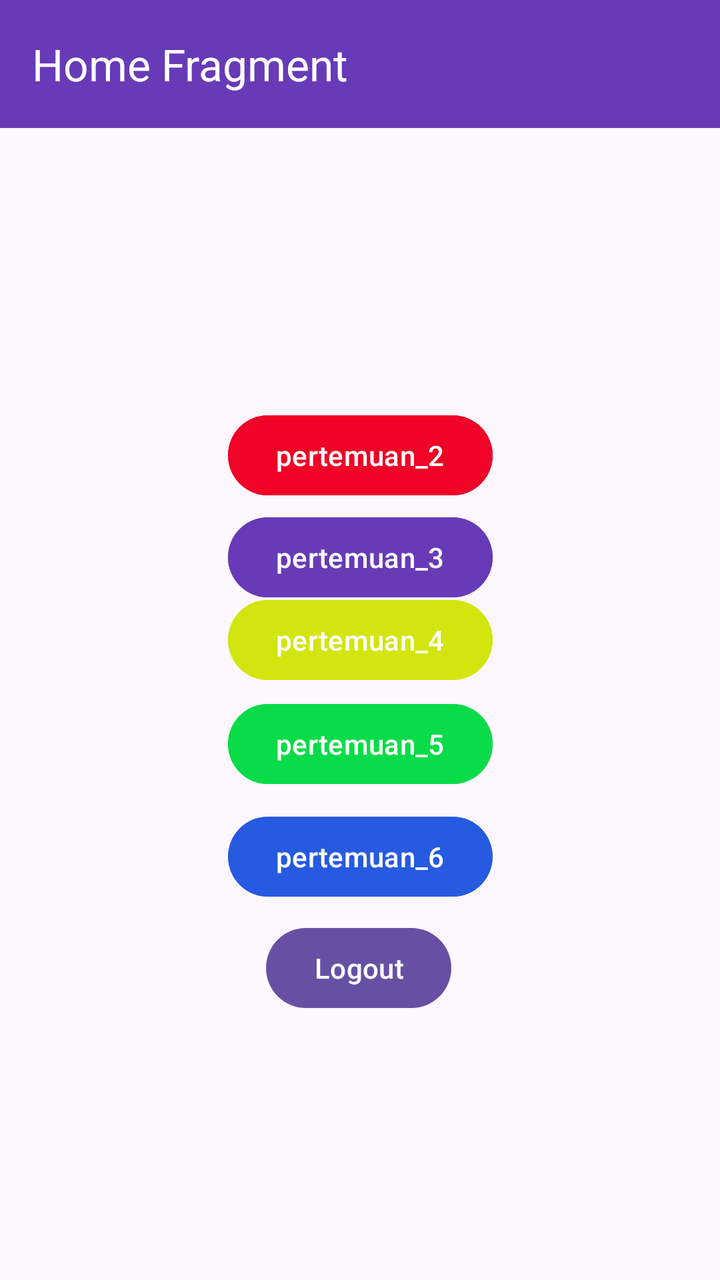
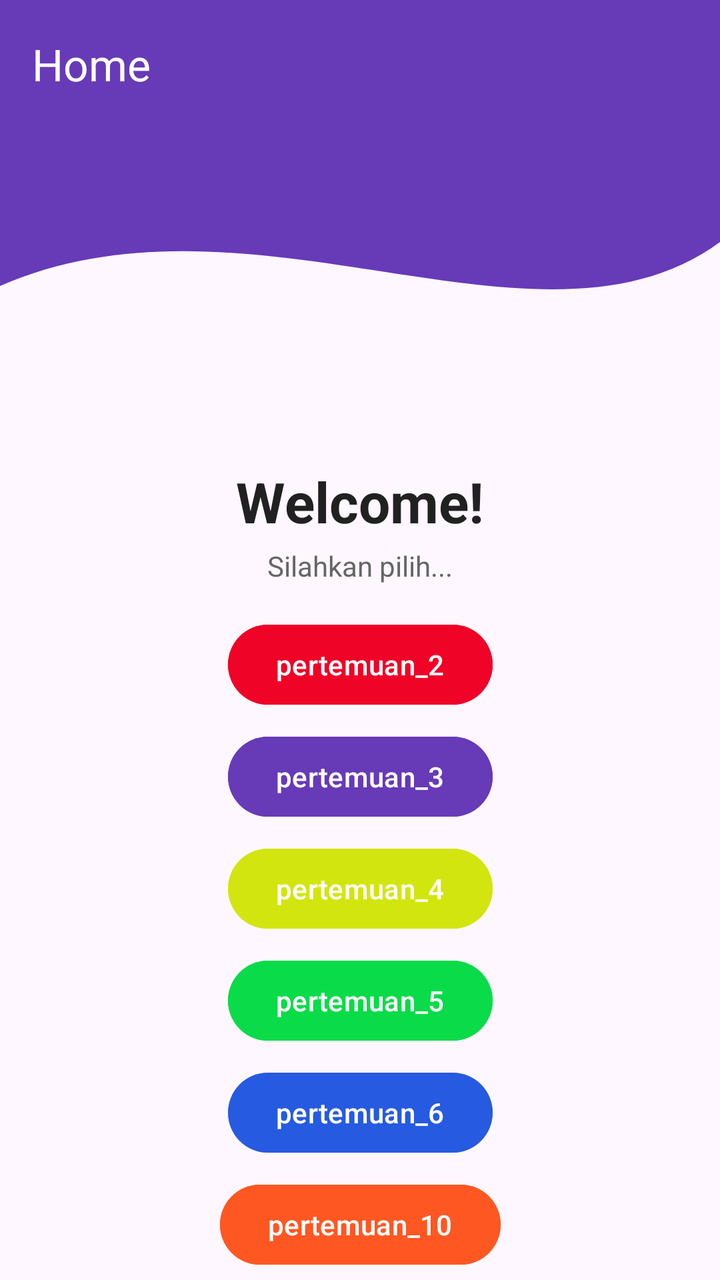

Compare the two renders of this Android layout. The source of the first and the diff that turns it into the second are given below.
<!-- AndroidManifest.xml: application theme Theme.Marsnovrizal -->
<!-- res/layout/fragment_home.xml -->
<?xml version="1.0" encoding="utf-8"?>
<androidx.constraintlayout.widget.ConstraintLayout xmlns:android="http://schemas.android.com/apk/res/android"
    xmlns:tools="http://schemas.android.com/tools"
    android:layout_width="match_parent"
    android:layout_height="match_parent"
    xmlns:app="http://schemas.android.com/apk/res-auto"
    tools:context=".Home.HomeFragment">

    <androidx.appcompat.widget.Toolbar
        android:id="@+id/toolbar"
        android:layout_width="0dp"
        android:layout_height="?attr/actionBarSize"
        android:background="#673AB7"
        app:title="Home Fragment"
        app:titleTextColor="@android:color/white"
        app:layout_constraintTop_toTopOf="parent"
        app:layout_constraintStart_toStartOf="parent"
        app:layout_constraintEnd_toEndOf="parent" />

    <Button
        android:id="@+id/btnToSecond"
        android:layout_width="wrap_content"
        android:layout_height="wrap_content"
        android:backgroundTint="#EF0327"
        android:text="pertemuan_2"
        app:layout_constraintBottom_toBottomOf="parent"
        app:layout_constraintEnd_toEndOf="parent"
        app:layout_constraintStart_toStartOf="parent"
        app:layout_constraintTop_toTopOf="parent"
        app:layout_constraintVertical_bias="0.344" />

    <Button
        android:id="@+id/btnToThird"
        android:layout_width="wrap_content"
        android:layout_height="wrap_content"
        android:backgroundTint="#673AB7"
        android:text="pertemuan_3"
        app:layout_constraintBottom_toBottomOf="parent"
        app:layout_constraintEnd_toEndOf="parent"
        app:layout_constraintStart_toStartOf="parent"
        app:layout_constraintTop_toTopOf="parent"
        app:layout_constraintVertical_bias="0.43" />

    <Button
        android:id="@+id/btnToFourth"
        android:layout_width="wrap_content"
        android:layout_height="wrap_content"
        android:text="pertemuan_4"
        android:backgroundTint="#F7D3E60F"
        app:layout_constraintBottom_toBottomOf="parent"
        app:layout_constraintEnd_toEndOf="parent"
        app:layout_constraintStart_toStartOf="parent"
        app:layout_constraintTop_toTopOf="parent" />

    <Button
        android:id="@+id/btnToFifth"
        android:layout_width="wrap_content"
        android:layout_height="wrap_content"
        android:backgroundTint="#09DC48"
        android:text="pertemuan_5"
        app:layout_constraintBottom_toBottomOf="parent"
        app:layout_constraintEnd_toEndOf="parent"
        app:layout_constraintStart_toStartOf="parent"
        app:layout_constraintTop_toTopOf="parent"
        app:layout_constraintVertical_bias="0.588" />

    <Button
        android:id="@+id/btnToSixth"
        android:layout_width="wrap_content"
        android:layout_height="wrap_content"
        android:backgroundTint="#A50945DC"
        android:text="pertemuan_6"
        app:layout_constraintBottom_toBottomOf="parent"
        app:layout_constraintEnd_toEndOf="parent"
        app:layout_constraintStart_toStartOf="parent"
        app:layout_constraintTop_toTopOf="parent"
        app:layout_constraintVertical_bias="0.683" />

    <Button
        android:id="@+id/btnLogout"
        android:layout_width="wrap_content"
        android:layout_height="wrap_content"
        android:text="Logout"
        app:layout_constraintBottom_toBottomOf="parent"
        app:layout_constraintEnd_toEndOf="parent"
        app:layout_constraintHorizontal_bias="0.498"
        app:layout_constraintStart_toStartOf="parent"
        app:layout_constraintTop_toTopOf="parent"
        app:layout_constraintVertical_bias="0.777" />

</androidx.constraintlayout.widget.ConstraintLayout>
<!-- resources referenced by this layout -->
<resources>
  <style name="Theme.Marsnovrizal" parent="Base.Theme.Marsnovrizal" />
  <style name="Base.Theme.Marsnovrizal" parent="Theme.Material3.DayNight.NoActionBar">
          
          
      </style>
</resources>

<!-- the commit's change to res/layout/fragment_home.xml (unified diff, before → after) -->
@@ -1,91 +1,130 @@
 <?xml version="1.0" encoding="utf-8"?>
 <androidx.constraintlayout.widget.ConstraintLayout xmlns:android="http://schemas.android.com/apk/res/android"
+    xmlns:app="http://schemas.android.com/apk/res-auto"
     xmlns:tools="http://schemas.android.com/tools"
     android:layout_width="match_parent"
     android:layout_height="match_parent"
-    xmlns:app="http://schemas.android.com/apk/res-auto"
     tools:context=".Home.HomeFragment">
+
+    <View
+        android:id="@+id/background_header"
+        android:layout_width="0dp"
+        android:layout_height="220dp"
+        android:background="@drawable/bg_header_wave"
+        app:layout_constraintEnd_toEndOf="parent"
+        app:layout_constraintStart_toStartOf="parent"
+        app:layout_constraintTop_toTopOf="parent" />
 
     <androidx.appcompat.widget.Toolbar
         android:id="@+id/toolbar"
         android:layout_width="0dp"
         android:layout_height="?attr/actionBarSize"
-        android:background="#673AB7"
-        app:title="Home Fragment"
+        android:background="@android:color/transparent"
+        app:title="Home"
         app:titleTextColor="@android:color/white"
-        app:layout_constraintTop_toTopOf="parent"
+        app:layout_constraintEnd_toEndOf="parent"
         app:layout_constraintStart_toStartOf="parent"
-        app:layout_constraintEnd_toEndOf="parent" />
+        app:layout_constraintTop_toTopOf="parent" />
+
+    <TextView
+        android:id="@+id/tvWelcome"
+        android:layout_width="wrap_content"
+        android:layout_height="wrap_content"
+        android:layout_marginTop="12dp"
+        android:text="Welcome!"
+        android:textColor="#212121"
+        android:textSize="28sp"
+        android:textStyle="bold"
+        app:layout_constraintEnd_toEndOf="parent"
+        app:layout_constraintStart_toStartOf="parent"
+        app:layout_constraintTop_toBottomOf="@+id/background_header" />
+
+    <TextView
+        android:id="@+id/tvSubtitle"
+        android:layout_width="wrap_content"
+        android:layout_height="wrap_content"
+        android:layout_marginTop="4dp"
+        android:text="Silahkan pilih..."
+        android:textColor="#666666"
+        android:textSize="14sp"
+        app:layout_constraintEnd_toEndOf="parent"
+        app:layout_constraintStart_toStartOf="parent"
+        app:layout_constraintTop_toBottomOf="@+id/tvWelcome" />
 
     <Button
         android:id="@+id/btnToSecond"
         android:layout_width="wrap_content"
         android:layout_height="wrap_content"
+        android:layout_marginTop="16dp"
         android:backgroundTint="#EF0327"
         android:text="pertemuan_2"
-        app:layout_constraintBottom_toBottomOf="parent"
         app:layout_constraintEnd_toEndOf="parent"
         app:layout_constraintStart_toStartOf="parent"
-        app:layout_constraintTop_toTopOf="parent"
-        app:layout_constraintVertical_bias="0.344" />
+        app:layout_constraintTop_toBottomOf="@+id/tvSubtitle" />
 
     <Button
         android:id="@+id/btnToThird"
         android:layout_width="wrap_content"
         android:layout_height="wrap_content"
+        android:layout_marginTop="8dp"
         android:backgroundTint="#673AB7"
         android:text="pertemuan_3"
-        app:layout_constraintBottom_toBottomOf="parent"
         app:layout_constraintEnd_toEndOf="parent"
         app:layout_constraintStart_toStartOf="parent"
-        app:layout_constraintTop_toTopOf="parent"
-        app:layout_constraintVertical_bias="0.43" />
+        app:layout_constraintTop_toBottomOf="@+id/btnToSecond" />
 
     <Button
         android:id="@+id/btnToFourth"
         android:layout_width="wrap_content"
         android:layout_height="wrap_content"
+        android:layout_marginTop="8dp"
+        android:backgroundTint="#F7D3E60F"
         android:text="pertemuan_4"
-        android:backgroundTint="#F7D3E60F"
-        app:layout_constraintBottom_toBottomOf="parent"
         app:layout_constraintEnd_toEndOf="parent"
         app:layout_constraintStart_toStartOf="parent"
-        app:layout_constraintTop_toTopOf="parent" />
+        app:layout_constraintTop_toBottomOf="@+id/btnToThird" />
 
     <Button
         android:id="@+id/btnToFifth"
         android:layout_width="wrap_content"
         android:layout_height="wrap_content"
+        android:layout_marginTop="8dp"
         android:backgroundTint="#09DC48"
         android:text="pertemuan_5"
-        app:layout_constraintBottom_toBottomOf="parent"
         app:layout_constraintEnd_toEndOf="parent"
         app:layout_constraintStart_toStartOf="parent"
-        app:layout_constraintTop_toTopOf="parent"
-        app:layout_constraintVertical_bias="0.588" />
+        app:layout_constraintTop_toBottomOf="@+id/btnToFourth" />
 
     <Button
         android:id="@+id/btnToSixth"
         android:layout_width="wrap_content"
         android:layout_height="wrap_content"
+        android:layout_marginTop="8dp"
         android:backgroundTint="#A50945DC"
         android:text="pertemuan_6"
-        app:layout_constraintBottom_toBottomOf="parent"
         app:layout_constraintEnd_toEndOf="parent"
         app:layout_constraintStart_toStartOf="parent"
-        app:layout_constraintTop_toTopOf="parent"
-        app:layout_constraintVertical_bias="0.683" />
+        app:layout_constraintTop_toBottomOf="@+id/btnToFifth" />
+
+    <Button
+        android:id="@+id/btnToNinth"
+        android:layout_width="wrap_content"
+        android:layout_height="wrap_content"
+        android:layout_marginTop="8dp"
+        android:backgroundTint="#FF5722"
+        android:text="pertemuan_10"
+        app:layout_constraintEnd_toEndOf="parent"
+        app:layout_constraintStart_toStartOf="parent"
+        app:layout_constraintTop_toBottomOf="@+id/btnToSixth" />
 
     <Button
         android:id="@+id/btnLogout"
         android:layout_width="wrap_content"
         android:layout_height="wrap_content"
+        android:layout_marginTop="8dp"
         android:text="Logout"
-        app:layout_constraintBottom_toBottomOf="parent"
         app:layout_constraintEnd_toEndOf="parent"
-        app:layout_constraintHorizontal_bias="0.498"
         app:layout_constraintStart_toStartOf="parent"
-        app:layout_constraintTop_toTopOf="parent"
-        app:layout_constraintVertical_bias="0.777" />
+        app:layout_constraintTop_toBottomOf="@+id/btnToNinth" />
 
 </androidx.constraintlayout.widget.ConstraintLayout>
<!-- resource entries referenced after the edit -->
@@ -1,5 +1,23 @@
 <!-- resources referenced by this layout -->
 <resources>
+  <!-- drawable bg_header_wave (drawable) -->
+  <vector xmlns:android="http://schemas.android.com/apk/res/android"
+      android:width="100dp"
+      android:height="100dp"
+      android:viewportWidth="100"
+      android:viewportHeight="100">
+  
+      <path
+          android:fillColor="#673AB7"
+          android:pathData="
+              M0,0
+              L100,0
+              L100,55
+              C 75,85
+                35,40
+                0,65
+              Z" />
+  </vector>
   <style name="Theme.Marsnovrizal" parent="Base.Theme.Marsnovrizal" />
   <style name="Base.Theme.Marsnovrizal" parent="Theme.Material3.DayNight.NoActionBar">
           
